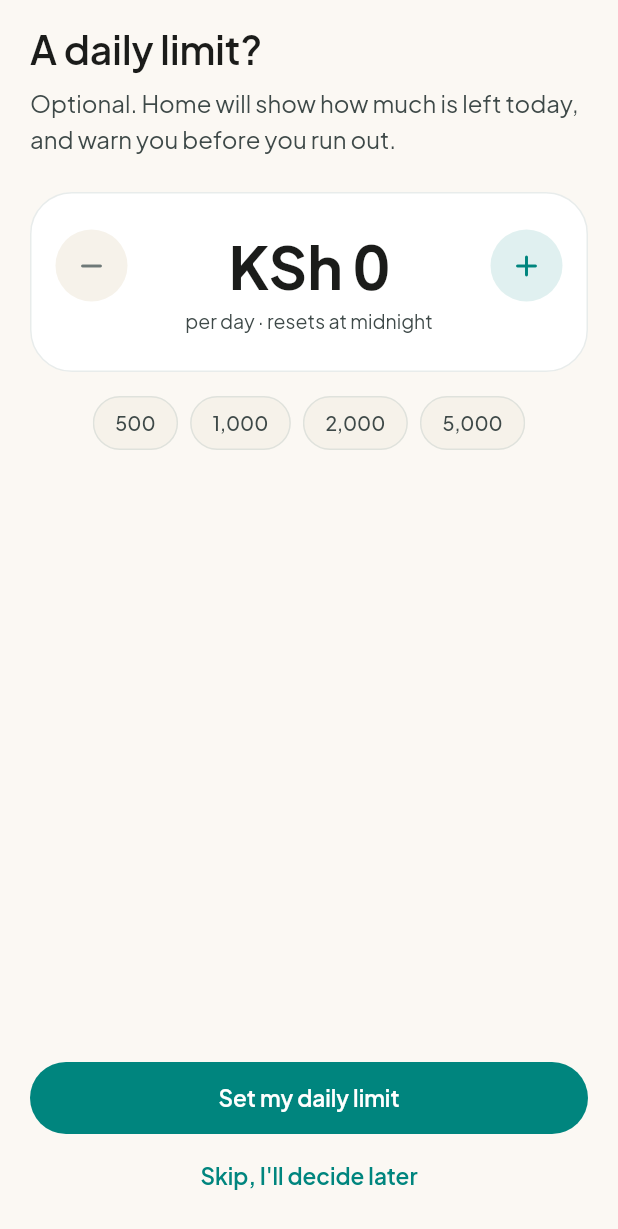
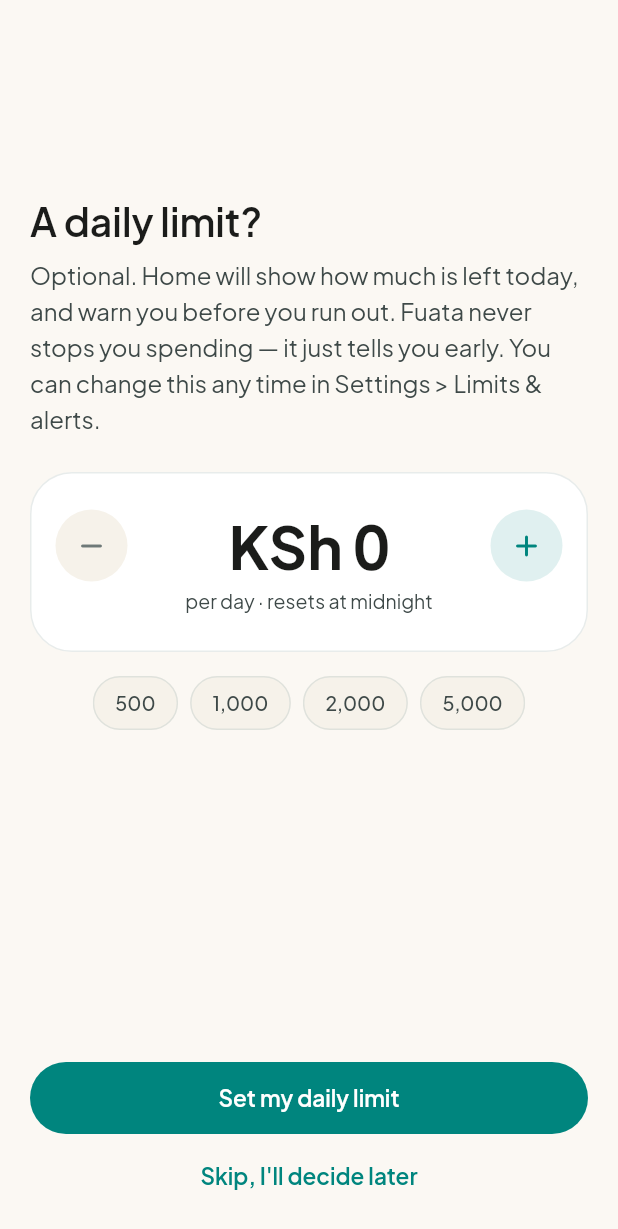
Before and after one commit to MoMalley254/fuata, a Flutter app: the LimitStep widget shown alone on an empty page, opened directly with empty values, on a phone screen of 412 x 824 dp. Shown: the top 1229 px of the screen. Run offline on Flutter 3.47's test engine with Material 3 defaults, Android fonts, the phone set to English and light mode, and no system bars; our stand-ins replace drift, flutter_local_notifications, flutter_riverpod, flutter_smart_dialog, go_router; accounts and stored records are empty; generated files the repository leaves out were written again.

Commit message:
feat(onboarding): welcome screen, StepFrame layout and units explainer
Adds HelloStep as step 0 (no fields, no step dots). Fixes the empty gap on
short steps by weighting the body vertically. Explains what a 'unit' is
before asking for one, and softens the limit step copy to make the limit a
gentle guide rather than a hard cap.

Closes #77

```diff
--- a/lib/widgets/onboarding/limit_step.dart
+++ b/lib/widgets/onboarding/limit_step.dart
@@ -32,8 +32,9 @@ class LimitStep extends StatelessWidget {
     return StepFrame(
       title: 'A daily limit?',
       subtitle:
-          'Optional. Home will show how much is left today, and warn you '
-          'before you run out.',
+          'Optional. Home will show how much is left today, and warn you before '
+          'you run out. Fuata never stops you spending — it just tells you '
+          'early. You can change this any time in Settings > Limits & alerts.',
       primaryLabel: 'Set my daily limit',
       onPrimary: onSet,
       skipLabel: "Skip, I'll decide later",
@@ -49,7 +50,9 @@ class LimitStep extends StatelessWidget {
             decoration: BoxDecoration(
               color: c.surface,
               borderRadius: BorderRadius.circular(AppSpacing.cardRadiusHero),
-              border: Border.all(color: c.outlineVariant.withValues(alpha: 0.35)),
+              border: Border.all(
+                color: c.outlineVariant.withValues(alpha: 0.35),
+              ),
             ),
             child: Column(
               children: [
--- a/lib/widgets/onboarding/step_frame.dart
+++ b/lib/widgets/onboarding/step_frame.dart
@@ -10,27 +10,27 @@ import '../../ui/theme/app_typography.dart';
 class StepFrame extends StatelessWidget {
   const StepFrame({
     super.key,
+    this.hero,
     required this.title,
     this.subtitle,
     required this.child,
     required this.primaryLabel,
     required this.onPrimary,
-    required this.skipLabel,
-    required this.onSkip,
+    this.skipLabel,
+    this.onSkip,
   });
 
+  final Widget? hero;
   final String title;
   final String? subtitle;
   final Widget child;
-
   final String primaryLabel;
-
-  /// Null disables the primary button (e.g. nothing to confirm yet).
   final VoidCallback? onPrimary;
 
-  /// The skip link is always present: every step can be skipped.
-  final String skipLabel;
-  final VoidCallback onSkip;
+  /// Every onboarding step can be skipped except the welcome (F12); when
+  /// [skipLabel] is null the skip link is hidden.
+  final String? skipLabel;
+  final VoidCallback? onSkip;
 
   @override
   Widget build(BuildContext context) {
@@ -38,7 +38,18 @@ class StepFrame extends StatelessWidget {
     return Column(
       children: [
         Expanded(
-          child: SingleChildScrollView(
+          // F13: short content sits around 35–40% down the screen instead
+          // of leaving a hole above the buttons; long content still
+          // scrolls. Spacer(flex: 1) above and Spacer(flex: 2) below split
+          // the free space 1:2, which is what puts the content there.
+          //
+          // IntrinsicHeight gives the Column a bounded height so Spacer
+          // works inside a SingleChildScrollView (which would otherwise
+          // give it unbounded height, and Spacer would throw). This is the
+          // standard "footer in a scrollable" pattern and it stays
+          // keyboard-safe.
+          child: LayoutBuilder(
+            builder: (context, constraints) => SingleChildScrollView(
               padding: const EdgeInsets.fromLTRB(
                 AppSpacing.margin,
                 AppSpacing.md,
@@ -46,12 +57,22 @@ class StepFrame extends StatelessWidget {
                 AppSpacing.md,
               ),
               keyboardDismissBehavior: ScrollViewKeyboardDismissBehavior.onDrag,
+              child: ConstrainedBox(
+                constraints: BoxConstraints(minHeight: constraints.maxHeight),
+                child: IntrinsicHeight(
                   child: Column(
                     crossAxisAlignment: CrossAxisAlignment.start,
                     children: [
+                      const Spacer(flex: 1),
+                      if (hero != null) ...[
+                        hero!,
+                        const SizedBox(height: AppSpacing.md),
+                      ],
                       Text(
                         title,
-                  style: AppTypography.headlineLg.copyWith(color: c.onSurface),
+                        style: AppTypography.headlineLg.copyWith(
+                          color: c.onSurface,
+                        ),
                       ),
                       if (subtitle != null) ...[
                         const SizedBox(height: AppSpacing.sm),
@@ -64,7 +85,11 @@ class StepFrame extends StatelessWidget {
                       ],
                       const SizedBox(height: AppSpacing.lg),
                       child,
+                      const Spacer(flex: 2),
                     ],
+                  ),
+                ),
+              ),
             ),
           ),
         ),
@@ -85,8 +110,10 @@ class StepFrame extends StatelessWidget {
                   child: Text(primaryLabel),
                 ),
               ),
+              if (skipLabel != null && onSkip != null) ...[
                 const SizedBox(height: AppSpacing.xs),
-              TextButton(onPressed: onSkip, child: Text(skipLabel)),
+                TextButton(onPressed: onSkip, child: Text(skipLabel!)),
+              ],
             ],
           ),
         ),
```
Also changed, not shown: lib/widgets/onboarding/hello_step.dart (added, +81 -0 lines), lib/widgets/onboarding/money_step.dart (+84 -0 lines). Lines whose indentation alone changed are shown as unchanged.
